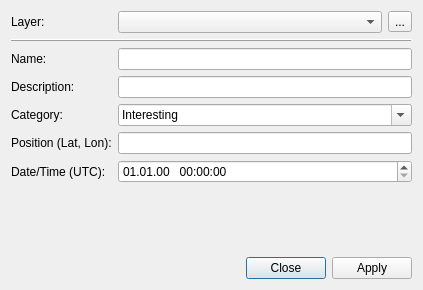
Above: place_marker_dialog_base.ui from jrenken/qgis-PlaceMarker before the change. Below: the same form after it.
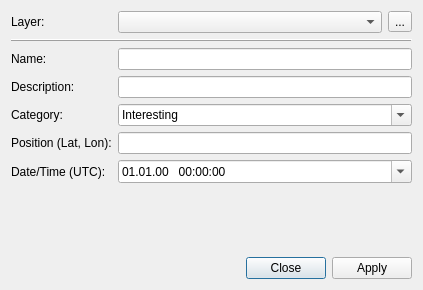
That is the form after the change. Custom widgets are drawn as their Qt base class.

What changed in the file:
```diff
--- a/place_marker_dialog_base.ui
+++ b/place_marker_dialog_base.ui
@@ -132,6 +132,9 @@
        <property name="displayFormat">
         <string>dd.MM.yy   HH:mm:ss</string>
        </property>
+       <property name="calendarPopup">
+        <bool>true</bool>
+       </property>
        <property name="currentSectionIndex">
         <number>4</number>
        </property>
```
Left out of the diff: 6 changed lines with no effect on the pictures.
